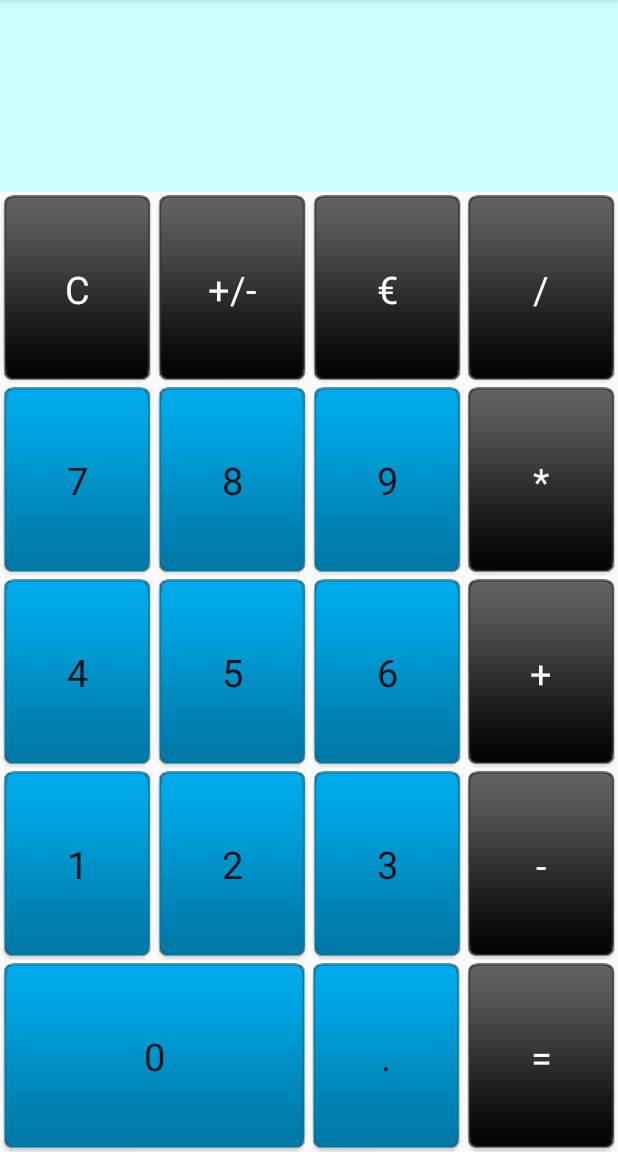
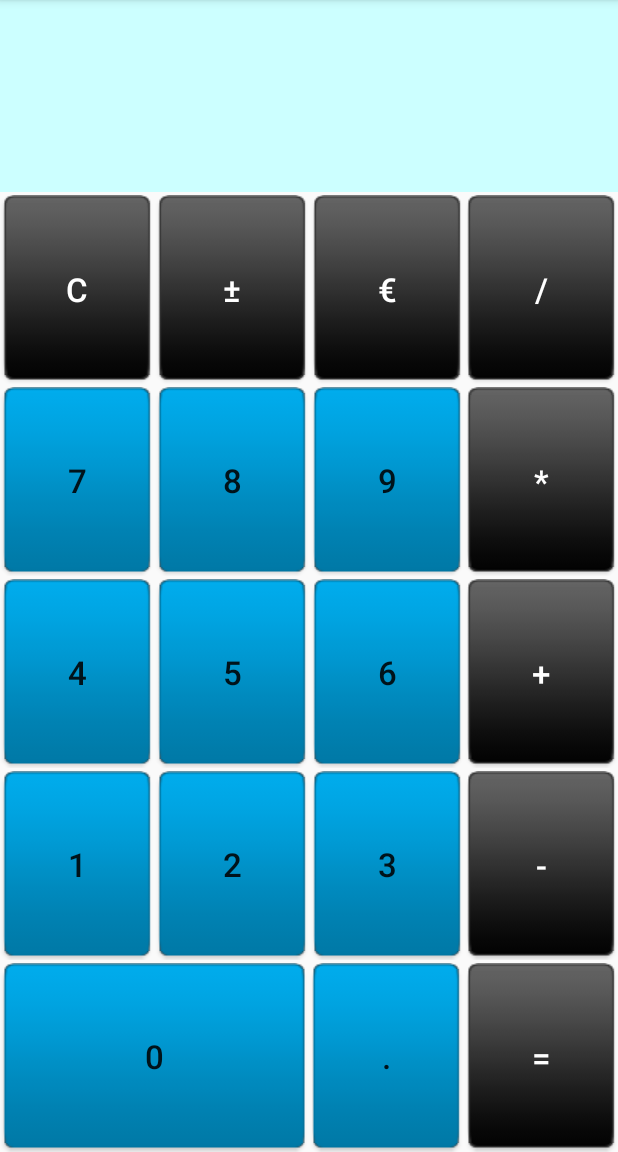
Before and after one commit to sebi90/Taschenrechner2, an Android app: the screen it shows after launch (MainActivity), on a phone screen of 412 x 824 dp, the part 84-1236 px from its top. Run offline under Robolectric (Android 15) with nearby library versions, the phone set to English and light mode, and no system bars.

Commit message:
Aufgabe 4 Menu

```diff
--- a/app/src/main/res/layout-land/activity_main.xml
+++ b/app/src/main/res/layout-land/activity_main.xml
@@ -1,12 +1,13 @@
 <?xml version="1.0" encoding="utf-8"?>
 <LinearLayout xmlns:android="http://schemas.android.com/apk/res/android"
     android:layout_width="fill_parent" android:layout_height="match_parent"
-    android:orientation="vertical">
+    android:orientation="vertical"
+    android:id="@+id/rootLayout">
 
     <TextView
         android:layout_width="match_parent"
         android:layout_height="match_parent"
-        android:textAppearance="?android:attr/textAppearanceLarge"
+        android:textSize="25dp"
         android:id="@+id/textView1"
         android:layout_weight="1"
         android:background="#CCFFFF"/>
@@ -75,19 +76,19 @@
         <Button
             style="@style/customNumberButtons"
             android:text="@string/seven"
-            android:id="@+id/buttonSeven"
+            android:id="@+id/button_7"
             android:layout_weight="1" />
 
         <Button
             style="@style/customNumberButtons"
             android:text="@string/eight"
-            android:id="@+id/buttonEight"
+            android:id="@+id/button_8"
             android:layout_weight="1" />
 
         <Button
             style="@style/customNumberButtons"
             android:text="@string/nine"
-            android:id="@+id/buttonNine"
+            android:id="@+id/button_9"
             android:layout_weight="1" />
 
         <Button
@@ -118,19 +119,19 @@
         <Button
             style="@style/customNumberButtons"
             android:text="@string/four"
-            android:id="@+id/buttonFour"
+            android:id="@+id/button_4"
             android:layout_weight="1" />
 
         <Button
             style="@style/customNumberButtons"
             android:text="@string/five"
-            android:id="@+id/buttonFive"
+            android:id="@+id/button_5"
             android:layout_weight="1" />
 
         <Button
             style="@style/customNumberButtons"
             android:text="@string/six"
-            android:id="@+id/buttonSix"
+            android:id="@+id/button_6"
             android:layout_weight="1" />
 
         <Button
@@ -161,19 +162,19 @@
         <Button
             style="@style/customNumberButtons"
             android:text="@string/one"
-            android:id="@+id/buttonOne"
+            android:id="@+id/button_1"
             android:layout_weight="1" />
 
         <Button
             style="@style/customNumberButtons"
             android:text="@string/two"
-            android:id="@+id/buttonTwo"
+            android:id="@+id/button_2"
             android:layout_weight="1" />
 
         <Button
             style="@style/customNumberButtons"
             android:text="@string/three"
-            android:id="@+id/buttonThree"
+            android:id="@+id/button_3"
             android:layout_weight="1" />
 
         <Button
@@ -200,11 +201,11 @@
             android:text="@string/ex"
             android:id="@+id/buttonEx"
             android:layout_weight="5" />
-        #
+
         <Button
             style="@style/customNumberButtons"
             android:text="@string/zero"
-            android:id="@+id/buttonZero"
+            android:id="@+id/button_0"
             android:layout_weight="4"/>
 
         <Button
--- a/app/src/main/res/layout/activity_main.xml
+++ b/app/src/main/res/layout/activity_main.xml
@@ -1,12 +1,13 @@
 <?xml version="1.0" encoding="utf-8"?>
 <LinearLayout xmlns:android="http://schemas.android.com/apk/res/android"
     android:layout_width="fill_parent" android:layout_height="match_parent"
-    android:orientation="vertical">
+    android:orientation="vertical"
+    android:id="@+id/rootLayout">
 
     <TextView
         android:layout_width="match_parent"
         android:layout_height="match_parent"
-        android:textAppearance="?android:attr/textAppearanceLarge"
+        android:textSize="25dp"
         android:id="@+id/textView1"
         android:layout_weight="1"
         android:background="#CCFFFF"/>
@@ -51,19 +52,19 @@
         <Button
             style="@style/customNumberButtons"
             android:text="@string/seven"
-            android:id="@+id/buttonSeven"
+            android:id="@+id/button_7"
             android:layout_weight="1" />
 
         <Button
             style="@style/customNumberButtons"
             android:text="@string/eight"
-            android:id="@+id/buttonEight"
+            android:id="@+id/button_8"
             android:layout_weight="1" />
 
         <Button
             style="@style/customNumberButtons"
             android:text="@string/nine"
-            android:id="@+id/buttonNine"
+            android:id="@+id/button_9"
             android:layout_weight="1" />
 
         <Button
@@ -82,19 +83,19 @@
         <Button
             style="@style/customNumberButtons"
             android:text="@string/four"
-            android:id="@+id/buttonFour"
+            android:id="@+id/button_4"
             android:layout_weight="1" />
 
         <Button
             style="@style/customNumberButtons"
             android:text="@string/five"
-            android:id="@+id/buttonFive"
+            android:id="@+id/button_5"
             android:layout_weight="1" />
 
         <Button
             style="@style/customNumberButtons"
             android:text="@string/six"
-            android:id="@+id/buttonSix"
+            android:id="@+id/button_6"
             android:layout_weight="1" />
 
         <Button
@@ -113,19 +114,19 @@
         <Button
             style="@style/customNumberButtons"
             android:text="@string/one"
-            android:id="@+id/buttonOne"
+            android:id="@+id/button_1"
             android:layout_weight="1" />
 
         <Button
             style="@style/customNumberButtons"
             android:text="@string/two"
-            android:id="@+id/buttonTwo"
+            android:id="@+id/button_2"
             android:layout_weight="1" />
 
         <Button
             style="@style/customNumberButtons"
             android:text="@string/three"
-            android:id="@+id/buttonThree"
+            android:id="@+id/button_3"
             android:layout_weight="1" />
 
         <Button
@@ -144,7 +145,7 @@
         <Button
             style="@style/customNumberButtons"
             android:text="@string/zero"
-            android:id="@+id/buttonZero"
+            android:id="@+id/button_0"
             android:layout_weight="2"/>
 
         <Button
--- a/app/src/main/res/menu/menu_main.xml
+++ b/app/src/main/res/menu/menu_main.xml
@@ -1,5 +1,31 @@
 <menu xmlns:android="http://schemas.android.com/apk/res/android"
     xmlns:tools="http://schemas.android.com/tools" tools:context=".MainActivity">
-    <item android:id="@+id/action_settings" android:title="@string/action_settings"
-        android:orderInCategory="100" android:showAsAction="never" />
+    <item android:id="@+id/action_settings"
+        android:title="@string/action_settings"
+        android:orderInCategory="100"
+        android:showAsAction="never">
+        <menu>
+            <item
+                android:title="Text Size">
+                <menu>
+                    <group
+                        android:id="@+id/group1">
+                        <item
+                            android:id="@+id/itemSmall"
+                            android:title="Small">
+                        </item>
+                        <item
+                            android:id="@+id/itemMedium"
+                            android:title="Medium">
+                        </item>
+                        <item
+                            android:id="@+id/itemLarge"
+                            android:title="Large">
+                        </item>
+                    </group>
+                </menu>
+            </item>
+        </menu>
+    </item>
+
 </menu>
--- a/app/src/main/res/values/customStyle.xml
+++ b/app/src/main/res/values/customStyle.xml
@@ -1,7 +1,7 @@
 <?xml version="1.0" encoding="utf-8"?>
 <resources>
 
-    <style name="customNumberButtons" parent="AppTheme">
+    <style name="customNumberButtons">
 
         <item name="android:layout_height">fill_parent</item>
         <item name="android:layout_width">fill_parent</item>
@@ -11,21 +11,28 @@
         <item name="android:layout_marginTop">2dp</item>
         <item name="android:layout_marginRight">2dp</item>
         <item name="android:layout_marginLeft">2dp</item>
+        <item name="android:textSize">22dp</item>
+    </style>
+
+    <style name="customButtons" parent="customNumberButtons">
+        <item name="android:background">@drawable/custom_button</item>
+        <item name="android:textColor">@android:color/white</item>
+    </style>
+
+    <style name="FontSizeSmall" parent="customNumberButtons">
+        <item name="android:textSize">15dp</item>
+    </style>
+
+    <style name="FontSizeMedium" parent="customNumberButtons">
         <item name="android:textSize">25dp</item>
     </style>
 
-    <style name="customButtons" parent="AppTheme">
-        <item name="android:layout_height">fill_parent</item>
-        <item name="android:layout_width">fill_parent</item>
-        <item name="android:onClick">buttonOnClick</item>
-        <item name="android:background">@drawable/custom_button</item>
-        <item name="android:textColor">@android:color/white</item>
-        <item name="android:layout_marginBottom">2dp</item>
-        <item name="android:layout_marginTop">2dp</item>
-        <item name="android:layout_marginRight">2dp</item>
-        <item name="android:layout_marginLeft">2dp</item>
-        <item name="android:textSize">25dp</item>
+    <style name="FontSizeLarge" parent="customNumberButtons">
+        <item name="android:textSize">35dp</item>
     </style>
 
 
+
+
+
 </resources>
--- a/app/src/main/res/values/strings.xml
+++ b/app/src/main/res/values/strings.xml
@@ -20,17 +20,17 @@
     <string name="divide">/</string>
     <string name="multiply">*</string>
     <string name="clear">C</string>
-    <string name="plus_minus">+/-</string>
+    <string name="plus_minus">±</string>
     <string name="euro">€</string>
     <string name="point">.</string>
     <string name="one_x">1/x</string>
     <string name="x2">x^2</string>
-    <string name="sqrt">sqrt</string>
+    <string name="sqrt">√</string>
     <string name="fak">x!</string>
     <string name="sin">sin</string>
     <string name="cos">cos</string>
     <string name="tan">tan</string>
-    <string name="pi">pi</string>
+    <string name="pi">π</string>
     <string name="log">log</string>
     <string name="ex">e^x</string>
 
```
Also changed, not shown: app/src/main/java/de/dma/taschenrechner2/MainActivity.java (+149 -29 lines), app/src/main/res/drawable/custom_button.xml (line endings or trailing spaces).
